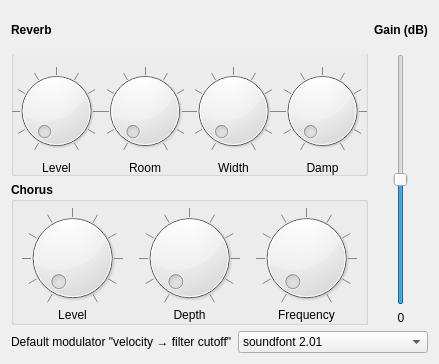
Above: sources/context/interface/configsectionsound.ui from davy7125/polyphone before the change. Below: the same form after it.
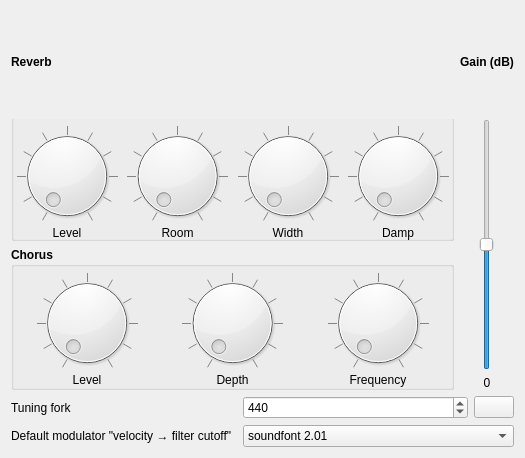
That is the form after the change.

Commit message:
Tuning fork
https://www.polyphone-soundfonts.com/forum/feature-requests/462-change-of-key-tuning-to-436-hz

```diff
--- a/sources/context/interface/configsectionsound.ui
+++ b/sources/context/interface/configsectionsound.ui
@@ -6,8 +6,8 @@
    <rect>
     <x>0</x>
     <y>0</y>
-    <width>439</width>
-    <height>364</height>
+    <width>525</width>
+    <height>458</height>
    </rect>
   </property>
   <property name="windowTitle">
@@ -151,14 +151,59 @@
    </item>
    <item row="3" column="0" colspan="2">
     <layout class="QGridLayout" name="gridLayout_4">
+     <item row="0" column="1">
+      <widget class="QSpinBox" name="spinTiningFork">
+       <property name="sizePolicy">
+        <sizepolicy hsizetype="MinimumExpanding" vsizetype="Fixed">
+         <horstretch>0</horstretch>
+         <verstretch>0</verstretch>
+        </sizepolicy>
+       </property>
+       <property name="minimum">
+        <number>390</number>
+       </property>
+       <property name="maximum">
+        <number>470</number>
+       </property>
+       <property name="value">
+        <number>440</number>
+       </property>
+      </widget>
+     </item>
      <item row="0" column="0">
+      <widget class="QLabel" name="label_2">
+       <property name="text">
+        <string>Tuning fork</string>
+       </property>
+      </widget>
+     </item>
+     <item row="1" column="0">
       <widget class="QLabel" name="label">
+       <property name="sizePolicy">
+        <sizepolicy hsizetype="Expanding" vsizetype="Preferred">
+         <horstretch>0</horstretch>
+         <verstretch>0</verstretch>
+        </sizepolicy>
+       </property>
        <property name="text">
         <string>Default modulator &quot;velocity → filter cutoff&quot;</string>
        </property>
       </widget>
      </item>
-     <item row="0" column="1">
+     <item row="0" column="2">
+      <widget class="QPushButton" name="pushDefaultTuningFork">
+       <property name="text">
+        <string/>
+       </property>
+       <property name="iconSize">
+        <size>
+         <width>14</width>
+         <height>14</height>
+        </size>
+       </property>
+      </widget>
+     </item>
+     <item row="1" column="1" colspan="2">
       <widget class="QComboBox" name="comboVelToFilter">
        <item>
         <property name="text">
```
The commit also changes 24 other files.
